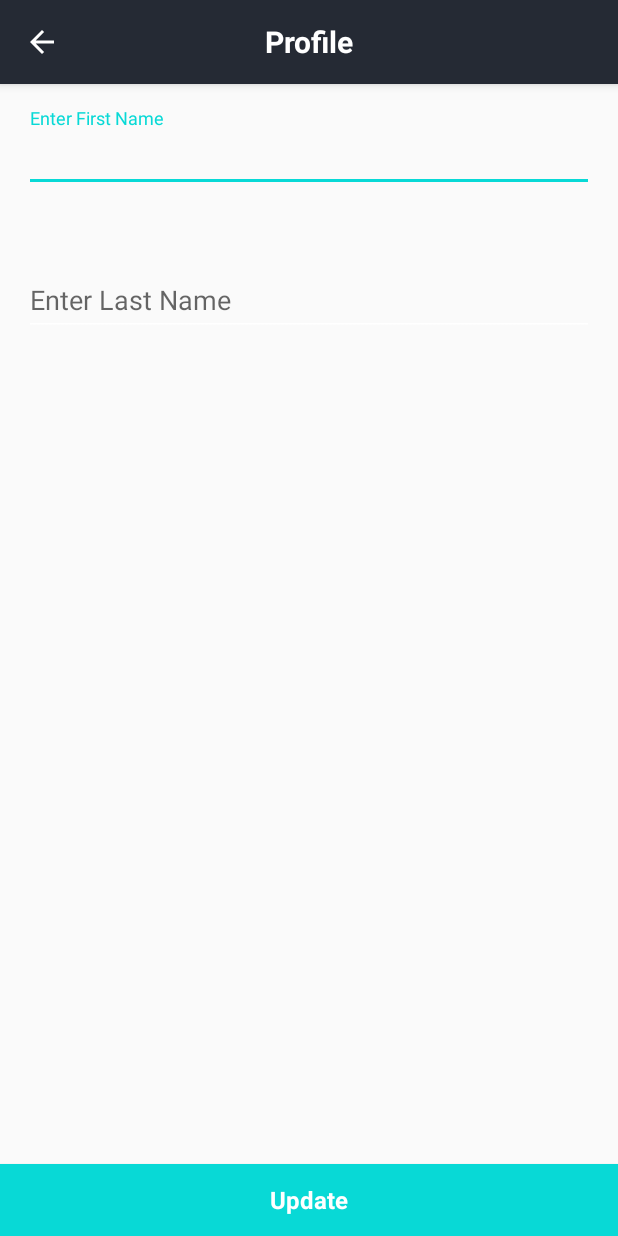
After one commit to honey-hoper/Med-Order, an Android app: the UpdateFullnameActivity screen opened directly, with no data from a screen before it, on a phone screen of 412 x 824 dp. The commit adds this screen. Run offline under Robolectric (Android 15) with nearby library versions, the phone set to English and light mode, and no system bars.

Commit message:
created update fullname activity

```diff
--- a/app/src/main/java/com/webhopers/medorder/models/Customer.kt
+++ b/app/src/main/java/com/webhopers/medorder/models/Customer.kt
@@ -4,7 +4,9 @@ import com.google.gson.annotations.Expose
 import com.google.gson.annotations.SerializedName
 
 class Customer (
-
+    @SerializedName("username")
+    @Expose
+    var username: String? = null,
     @SerializedName("email")
     @Expose
     var email: String? = null,
--- /dev/null
+++ b/app/src/main/java/com/webhopers/medorder/updateProfile/UpdateFullnameActivity.kt
@@ -0,0 +1,102 @@
+package com.webhopers.medorder.updateProfile
+
+import android.content.Context
+import android.support.v7.app.AppCompatActivity
+import android.os.Bundle
+import android.support.design.widget.TextInputEditText
+import android.view.View
+import android.widget.Toast
+import com.webhopers.medorder.R
+import com.webhopers.medorder.models.Customer
+import com.webhopers.medorder.models.CustomerResponse
+import com.webhopers.medorder.services.retrofit.WooCommerceRetrofitClient
+import com.webhopers.medorder.services.woocommerce.WooCommerceService
+import kotlinx.android.synthetic.main.activity_update_fullname.*
+import retrofit2.Call
+import retrofit2.Callback
+import retrofit2.Response
+
+class UpdateFullnameActivity : AppCompatActivity() {
+
+    lateinit var firstNameField: TextInputEditText
+    lateinit var lastNameField: TextInputEditText
+
+
+    override fun onCreate(savedInstanceState: Bundle?) {
+        super.onCreate(savedInstanceState)
+        setContentView(R.layout.activity_update_fullname)
+
+        initUI()
+
+        firstNameField = auf_first_name_field
+        lastNameField = auf_last_name_field
+        auf_btn.setOnClickListener { onUpdate() }
+    }
+
+    private fun initUI() {
+        setUpToolbar()
+    }
+
+    private fun setUpToolbar() {
+        setSupportActionBar(auf_toolbar)
+        supportActionBar?.setDisplayHomeAsUpEnabled(true)
+        supportActionBar?.setDisplayShowHomeEnabled(true)
+        supportActionBar?.setDisplayShowTitleEnabled(false)
+    }
+
+    override fun onSupportNavigateUp(): Boolean {
+        onBackPressed()
+        return true
+    }
+
+    fun onUpdate() {
+        val firstName = firstNameField.text.toString().trim()
+        val lastName = lastNameField.text.toString().trim()
+
+        if (firstName.isNullOrBlank()) {
+            firstNameField.error = "Empty"
+            return
+        }
+
+        if (lastName.isNullOrBlank()) {
+            lastNameField.error = "Empty"
+            return
+        }
+
+        showProgressBar(true)
+
+        val customer = Customer().apply {
+            this.firstName = firstName
+            this.lastName = lastName
+        }
+
+        WooCommerceRetrofitClient.retrofit.create(WooCommerceService::class.java)
+                .updateCustomer(body = customer)
+                .enqueue(object : Callback<CustomerResponse> {
+                    override fun onResponse(call: Call<CustomerResponse>, response: Response<CustomerResponse>) {
+                        showProgressBar(false)
+                        updateFullName("$firstName $lastName")
+                        makeToast("Name Updated")
+                    }
+
+                    override fun onFailure(call: Call<CustomerResponse>, t: Throwable) {
+                        showProgressBar(false)
+                        makeToast("Failed")
+                    }
+                })
+    }
+
+    fun showProgressBar(bool: Boolean) {
+        if (bool) auf_progress_bar.visibility = View.VISIBLE
+        else auf_progress_bar.visibility = View.INVISIBLE
+    }
+
+    fun makeToast(message: String) {
+        Toast.makeText(this, message, Toast.LENGTH_SHORT).show()
+    }
+
+    fun updateFullName(fullname: String) {
+        val preferences = getSharedPreferences(getString(R.string.user_details_file), Context.MODE_PRIVATE)
+        preferences.edit().putString(getString(R.string.fullname_key), fullname).apply()
+    }
+}
--- /dev/null
+++ b/app/src/main/res/layout/activity_update_fullname.xml
@@ -0,0 +1,89 @@
+<?xml version="1.0" encoding="utf-8"?>
+<android.support.design.widget.CoordinatorLayout xmlns:android="http://schemas.android.com/apk/res/android"
+    xmlns:app="http://schemas.android.com/apk/res-auto"
+    xmlns:tools="http://schemas.android.com/tools"
+    android:layout_width="match_parent"
+    android:layout_height="match_parent">
+
+    <android.support.design.widget.AppBarLayout
+        android:id="@+id/auf_appbar"
+        android:layout_width="match_parent"
+        android:layout_height="wrap_content">
+
+        <android.support.v7.widget.Toolbar
+            android:id="@+id/auf_toolbar"
+            android:layout_width="match_parent"
+            android:layout_height="?attr/actionBarSize"
+            android:elevation="4dp"
+            android:theme="@style/MenuStyle">
+
+            <TextView
+                android:layout_width="wrap_content"
+                android:layout_height="wrap_content"
+                android:layout_gravity="center"
+                android:text="@string/profile"
+                android:textColor="#FFFFFF"
+                android:theme="@style/TextExtraLarge" />
+
+        </android.support.v7.widget.Toolbar>
+
+    </android.support.design.widget.AppBarLayout>
+
+    <LinearLayout
+        android:layout_width="match_parent"
+        android:layout_height="wrap_content"
+        android:orientation="vertical"
+        app:layout_behavior="@string/appbar_scrolling_view_behavior">
+
+        <android.support.design.widget.TextInputLayout
+            android:layout_width="match_parent"
+            android:layout_height="wrap_content"
+            android:padding="16dp"
+            android:layout_marginBottom="8dp">
+
+            <android.support.design.widget.TextInputEditText
+                android:id="@+id/auf_first_name_field"
+                android:layout_width="match_parent"
+                android:layout_height="wrap_content"
+                android:maxLines="1"
+                android:maxLength="50"
+                android:hint="@string/first_name"/>
+
+        </android.support.design.widget.TextInputLayout>
+
+
+        <android.support.design.widget.TextInputLayout
+            android:layout_width="match_parent"
+            android:layout_height="wrap_content"
+            android:padding="16dp"
+            >
+
+            <android.support.design.widget.TextInputEditText
+                android:id="@+id/auf_last_name_field"
+                android:layout_width="match_parent"
+                android:layout_height="wrap_content"
+                android:maxLines="1"
+                android:maxLength="50"
+                android:hint="@string/last_name"/>
+
+        </android.support.design.widget.TextInputLayout>
+
+    </LinearLayout>
+
+    <ProgressBar
+        android:id="@+id/auf_progress_bar"
+        android:layout_width="wrap_content"
+        android:layout_height="wrap_content"
+        android:layout_gravity="center"
+        android:visibility="invisible"/>
+
+    <Button
+        android:id="@+id/auf_btn"
+        android:layout_width="match_parent"
+        android:layout_height="wrap_content"
+        android:layout_gravity="bottom"
+        android:background="@drawable/accent_clr_btn_selector"
+        android:textAppearance="@style/TextLarge"
+        android:textColor="#FFF"
+        android:text="@string/update"/>
+</android.support.design.widget.CoordinatorLayout>
--- a/app/src/main/res/values/strings.xml
+++ b/app/src/main/res/values/strings.xml
@@ -66,4 +66,9 @@
     <string name="phone_no_key">PHONE_NO_KEY</string>
     <!-- Shared Preference -->
 
+    <!-- Update Profile Activity -->
+    <string name="enter_username">Enter Username</string>
+    <string name="update">Update</string>
+    <!-- Update Profile Activity -->
+
 </resources>
--- a/app/src/main/res/values/styles.xml
+++ b/app/src/main/res/values/styles.xml
@@ -45,6 +45,10 @@
         <item name="colorButtonNormal">@color/Red</item>
     </style>
 
+    <style name="AccentButton" parent="Base.Widget.AppCompat.Button">
+        <item name="colorButtonNormal">@color/colorAccent</item>
+    </style>
+
     <!-- Buttons -->
 
     <!-- Menu -->
```
Also changed, not shown: app/src/main/AndroidManifest.xml (+8 -11 lines), app/src/main/java/com/webhopers/medorder/profile/ProfileActivity.kt (+7 -0 lines), app/src/main/java/com/webhopers/medorder/services/woocommerce/WooCommerceService.kt (+4 -4 lines), app/src/main/res/layout/activity_profile.xml (+0 -9 lines).
